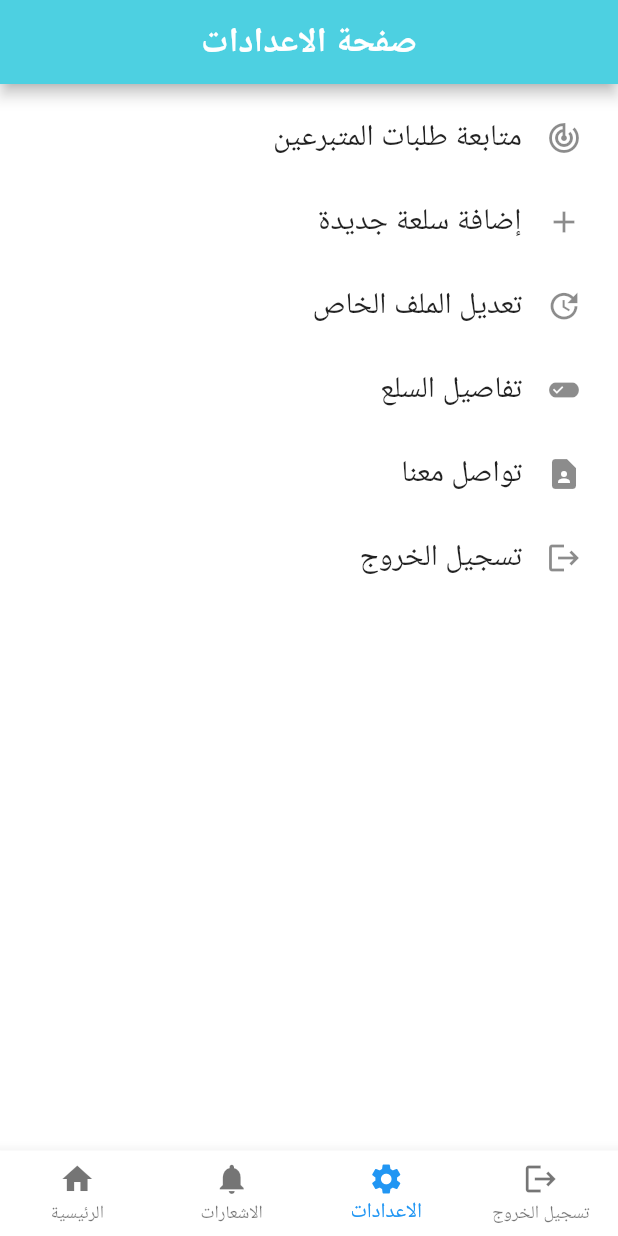
After one commit to RaghadSayeh/give_project, a Flutter app: the SettingsPage screen opened directly, on a phone screen of 412 x 824 dp. The commit adds this screen. Run offline on Flutter 3.47's test engine with Material 2 defaults, Android fonts, the phone set to English and light mode, and no system bars; missing offline and left inert: gradient_text; network calls fail.

Commit message:
add new modifications

```diff
--- a/lib/LoginORSignup.dart
+++ b/lib/LoginORSignup.dart
@@ -4,6 +4,8 @@ import 'registerFirstType.dart';
 import 'registerSecondType.dart';
 import 'registerThirdType.dart';
 import 'LoginPage.dart';
+import 'dart:convert';
+import 'package:http/http.dart' as http;
 
 class LoginORSignup extends StatefulWidget {
   @override
@@ -25,6 +27,7 @@ class LoginORSignupState extends State<LoginORSignup> {
   void initState() {
     super.initState();
     print("LoginOrSignup page");
+    //  getData();
   }
 
   @override
@@ -503,7 +506,7 @@ class LoginORSignupState extends State<LoginORSignup> {
     }
 
     return Scaffold(
-        resizeToAvoidBottomPadding: false,
+        //  resizeToAvoidBottomPadding: false,
         key: _scaffoldKey,
         backgroundColor: Theme.of(context).primaryColor,
         body: Column(
--- /dev/null
+++ b/lib/SellType.dart
@@ -0,0 +1,3 @@
+class sellType {
+  static String sell_type = "";
+}
--- /dev/null
+++ b/lib/SettingsPage.dart
@@ -0,0 +1,129 @@
+import 'package:flutter/material.dart';
+import 'LoginORSignup.dart';
+import 'NotificationPage.dart';
+import 'HomePageSeller.dart';
+
+class SettingsPage extends StatefulWidget {
+  SettingsPageState createState() => SettingsPageState();
+}
+
+class SettingsPageState extends State<SettingsPage> {
+  @override
+  void initState() {
+    super.initState();
+  }
+
+  @override
+  Widget build(BuildContext context) {
+    return Scaffold(
+      backgroundColor: Colors.white,
+      appBar: AppBar(
+        automaticallyImplyLeading: false,
+        centerTitle: true,
+        backgroundColor: Theme.of(context).primaryColor,
+        title: new Text(
+          "صفحة الاعدادات",
+          style: TextStyle(
+              color: Colors.white, fontWeight: FontWeight.bold, fontSize: 23),
+        ),
+      ),
+      body: Container(
+          margin: EdgeInsets.all(4.0),
+          padding: EdgeInsets.all(4.0),
+          child: ListView(
+            children: <Widget>[
+              ListTile(
+                // trailing: ,
+                trailing: Icon(Icons.track_changes),
+                title: Text(
+                  'متابعة طلبات المتبرعين',
+                  style: TextStyle(fontSize: 20),
+                  textAlign: TextAlign.justify,
+                  textDirection: TextDirection.rtl,
+                ),
+              ),
+              ListTile(
+                trailing: Icon(Icons.add),
+                title: Text(
+                  'إضافة سلعة جديدة',
+                  style: TextStyle(fontSize: 20),
+                  textAlign: TextAlign.justify,
+                  textDirection: TextDirection.rtl,
+                ),
+              ),
+              ListTile(
+                trailing: Icon(Icons.update),
+                title: Text(
+                  'تعديل الملف الخاص',
+                  style: TextStyle(fontSize: 20),
+                  textAlign: TextAlign.justify,
+                  textDirection: TextDirection.rtl,
+                ),
+              ),
+              ListTile(
+                trailing: Icon(Icons.edit_attributes),
+                title: Text(
+                  'تفاصيل السلع',
+                  style: TextStyle(fontSize: 20),
+                  textAlign: TextAlign.justify,
+                  textDirection: TextDirection.rtl,
+                ),
+              ),
+              ListTile(
+                trailing: Icon(Icons.contact_page),
+                title: Text(
+                  'تواصل معنا',
+                  style: TextStyle(fontSize: 20),
+                  textAlign: TextAlign.justify,
+                  textDirection: TextDirection.rtl,
+                ),
+              ),
+              ListTile(
+                trailing: Icon(Icons.logout),
+                title: Text(
+                  'تسجيل الخروج',
+                  style: TextStyle(fontSize: 20),
+                  textAlign: TextAlign.justify,
+                  textDirection: TextDirection.rtl,
+                ),
+              ),
+            ],
+          )),
+      bottomNavigationBar: BottomNavigationBar(
+        backgroundColor: Colors.white,
+        type: BottomNavigationBarType.fixed,
+        currentIndex: 2,
+        onTap: (value) async {
+          value == 0
+              ? Navigator.push(context,
+                  MaterialPageRoute(builder: (context) => new HomePageSeller()))
+              : value == 1
+                  ? Navigator.push(
+                      context,
+                      MaterialPageRoute(
+                          builder: (context) => new NotificationPage()))
+                  : value == 2
+                      ? null
+                      : Navigator.push(
+                          context,
+                          MaterialPageRoute(
+                              builder: (context) => new LoginORSignup()));
+        },
+        items: [
+          BottomNavigationBarItem(
+            icon: new Icon(Icons.home),
+            title: new Text('الرئيسية'),
+          ),
+          BottomNavigationBarItem(
+            icon: new Icon(Icons.notifications),
+            title: new Text('الاشعارات'),
+          ),
+          BottomNavigationBarItem(
+              icon: Icon(Icons.settings), title: Text('الاعدادات')),
+          BottomNavigationBarItem(
+              icon: Icon(Icons.logout), title: Text('تسجيل الخروج'))
+        ],
+      ),
+    );
+  }
+}
--- a/lib/SignupTypes.dart
+++ b/lib/SignupTypes.dart
@@ -14,7 +14,7 @@ class SignupTypesState extends State<SignupTypes> {
   @override
   Widget build(BuildContext context) {
     return Scaffold(
-      resizeToAvoidBottomPadding: false,
+      //   resizeToAvoidBottomPadding: false,
       body: Container(
         // color: Colors.white,
         decoration: BoxDecoration(
```
Also changed, not shown: lib/LoginPage.dart (+88 -14 lines), lib/NotificationPage.dart (added, +72 -0 lines), lib/registerSecondType.dart (+130 -7 lines).
